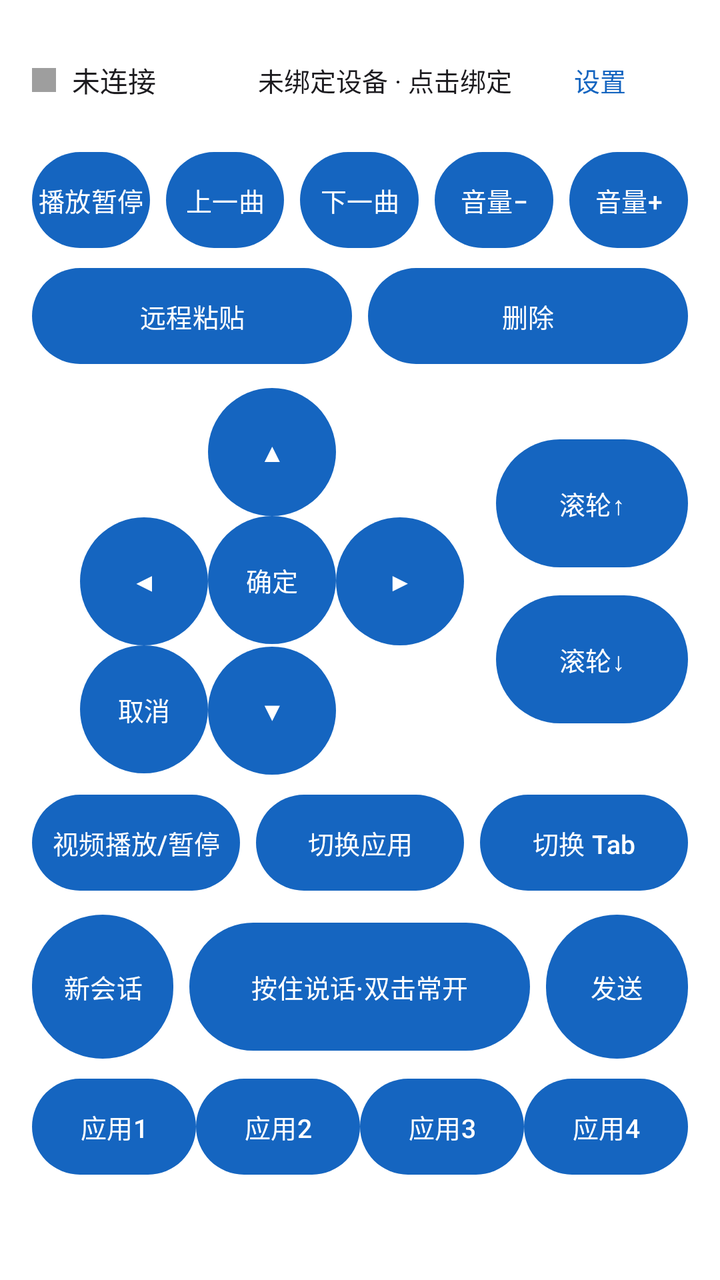
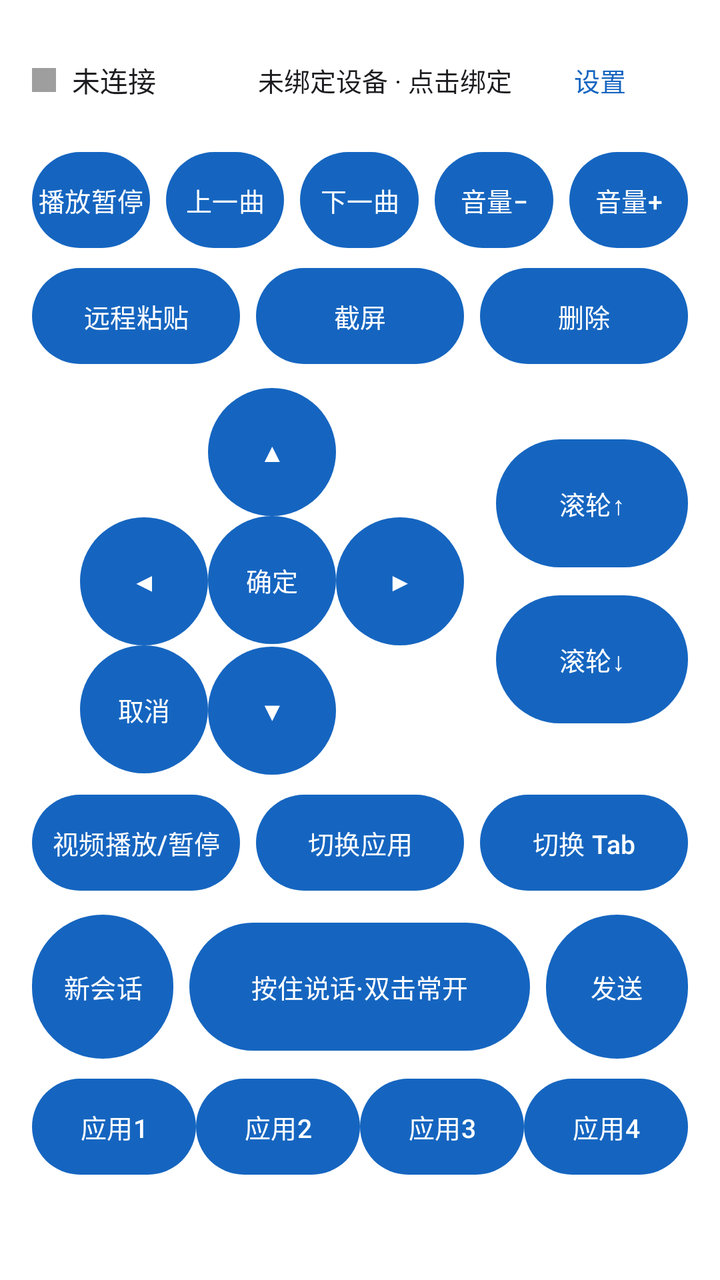

Two renders of the same Android screen: before a commit and after it. Below are the layout's source before the change and the commit's diff.
<!-- AndroidManifest.xml: application theme Theme.RemoteMic -->
<!-- res/layout/activity_main.xml -->
<?xml version="1.0" encoding="utf-8"?>
<ScrollView xmlns:android="http://schemas.android.com/apk/res/android"
    android:layout_width="match_parent"
    android:layout_height="match_parent"
    android:fillViewport="true">

    <LinearLayout
        android:layout_width="match_parent"
        android:layout_height="wrap_content"
        android:orientation="vertical"
        android:padding="16dp">

        
        <LinearLayout
            android:layout_width="match_parent"
            android:layout_height="wrap_content"
            android:orientation="horizontal"
            android:gravity="center_vertical">

            <View
                android:id="@+id/statusDot"
                android:layout_width="12dp"
                android:layout_height="12dp"
                android:background="#9E9E9E" />

            <TextView
                android:id="@+id/statusText"
                android:layout_width="wrap_content"
                android:layout_height="wrap_content"
                android:layout_marginStart="8dp"
                android:text="未连接" />

            <TextView
                android:id="@+id/tvDevice"
                android:layout_width="0dp"
                android:layout_height="wrap_content"
                android:layout_marginStart="12dp"
                android:layout_weight="1"
                android:background="?attr/selectableItemBackground"
                android:gravity="end"
                android:paddingVertical="6dp"
                android:text="未绑定设备 · 点击绑定"
                android:textSize="13sp" />

            <com.google.android.material.button.MaterialButton
                android:id="@+id/btnSettings"
                style="@style/Widget.Material3.Button.TextButton"
                android:layout_width="wrap_content"
                android:layout_height="wrap_content"
                android:text="设置"
                android:textSize="13sp" />
        </LinearLayout>

        
        <LinearLayout
            android:layout_width="match_parent"
            android:layout_height="wrap_content"
            android:layout_marginTop="12dp"
            android:orientation="horizontal">

            <com.google.android.material.button.MaterialButton
                android:id="@+id/btnPlayPause"
                style="@style/Widget.RemoteMic.Key"
                android:layout_width="0dp"
                android:layout_height="48dp"
                android:layout_weight="1"
                android:text="播放暂停" />

            <com.google.android.material.button.MaterialButton
                android:id="@+id/btnPrev"
                style="@style/Widget.RemoteMic.Key"
                android:layout_width="0dp"
                android:layout_height="48dp"
                android:layout_weight="1"
                android:layout_marginStart="8dp"
                android:text="上一曲" />

            <com.google.android.material.button.MaterialButton
                android:id="@+id/btnNext"
                style="@style/Widget.RemoteMic.Key"
                android:layout_width="0dp"
                android:layout_height="48dp"
                android:layout_weight="1"
                android:layout_marginStart="8dp"
                android:text="下一曲" />

            <com.google.android.material.button.MaterialButton
                android:id="@+id/btnVolDown"
                style="@style/Widget.RemoteMic.Key"
                android:layout_width="0dp"
                android:layout_height="48dp"
                android:layout_weight="1"
                android:layout_marginStart="8dp"
                android:text="音量−" />

            <com.google.android.material.button.MaterialButton
                android:id="@+id/btnVolUp"
                style="@style/Widget.RemoteMic.Key"
                android:layout_width="0dp"
                android:layout_height="48dp"
                android:layout_weight="1"
                android:layout_marginStart="8dp"
                android:text="音量+" />
        </LinearLayout>

        
        <LinearLayout
            android:layout_width="match_parent"
            android:layout_height="wrap_content"
            android:layout_marginTop="10dp"
            android:orientation="horizontal">

            <com.google.android.material.button.MaterialButton
                android:id="@+id/btnPaste"
                style="@style/Widget.RemoteMic.Key"
                android:layout_width="0dp"
                android:layout_height="48dp"
                android:layout_weight="1"
                android:text="远程粘贴" />

            <com.google.android.material.button.MaterialButton
                android:id="@+id/btnDelete"
                style="@style/Widget.RemoteMic.Key"
                android:layout_width="0dp"
                android:layout_height="48dp"
                android:layout_weight="1"
                android:layout_marginStart="8dp"
                android:text="删除" />
        </LinearLayout>

        
        <LinearLayout
            android:layout_width="match_parent"
            android:layout_height="wrap_content"
            android:layout_marginTop="12dp"
            android:orientation="horizontal"
            android:gravity="center_vertical">

            <GridLayout
                android:layout_width="wrap_content"
                android:layout_height="wrap_content"
                android:layout_marginStart="24dp"
                android:columnCount="3"
                android:rowCount="3"
                android:horizontalGap="10dp"
                android:verticalGap="10dp">

                <View android:layout_width="64dp" android:layout_height="64dp" />

                <com.google.android.material.button.MaterialButton
                    android:id="@+id/btnUp"
                    style="@style/Widget.RemoteMic.Round"
                    android:layout_width="64dp"
                    android:layout_height="64dp"
                    android:text="▲" />

                <View android:layout_width="64dp" android:layout_height="64dp" />

                <com.google.android.material.button.MaterialButton
                    android:id="@+id/btnLeft"
                    style="@style/Widget.RemoteMic.Round"
                    android:layout_width="64dp"
                    android:layout_height="64dp"
                    android:text="◀" />

                <com.google.android.material.button.MaterialButton
                    android:id="@+id/btnOk"
                    style="@style/Widget.RemoteMic.Round"
                    android:layout_width="64dp"
                    android:layout_height="64dp"
                    android:text="确定" />

                <com.google.android.material.button.MaterialButton
                    android:id="@+id/btnRight"
                    style="@style/Widget.RemoteMic.Round"
                    android:layout_width="64dp"
                    android:layout_height="64dp"
                    android:text="▶" />

                <com.google.android.material.button.MaterialButton
                    android:id="@+id/btnCancel"
                    style="@style/Widget.RemoteMic.Round"
                    android:layout_width="64dp"
                    android:layout_height="64dp"
                    android:text="取消" />

                <com.google.android.material.button.MaterialButton
                    android:id="@+id/btnDown"
                    style="@style/Widget.RemoteMic.Round"
                    android:layout_width="64dp"
                    android:layout_height="64dp"
                    android:text="▼" />

                <View android:layout_width="64dp" android:layout_height="64dp" />
            </GridLayout>

            <LinearLayout
                android:layout_width="0dp"
                android:layout_height="wrap_content"
                android:layout_weight="1"
                android:orientation="vertical"
                android:gravity="end">

                <com.google.android.material.button.MaterialButton
                    android:id="@+id/btnScrollPrev"
                    style="@style/Widget.RemoteMic.Key"
                    android:layout_width="96dp"
                    android:layout_height="64dp"
                    android:text="滚轮↑" />

                <com.google.android.material.button.MaterialButton
                    android:id="@+id/btnScrollNext"
                    style="@style/Widget.RemoteMic.Key"
                    android:layout_width="96dp"
                    android:layout_height="64dp"
                    android:layout_marginTop="14dp"
                    android:text="滚轮↓" />
            </LinearLayout>
        </LinearLayout>

        <LinearLayout
            android:layout_width="match_parent"
            android:layout_height="wrap_content"
            android:layout_marginTop="10dp"
            android:orientation="horizontal">

            <com.google.android.material.button.MaterialButton
                android:id="@+id/btnVideoPlayPause"
                style="@style/Widget.RemoteMic.Key"
                android:layout_width="0dp"
                android:layout_height="48dp"
                android:layout_weight="1"
                android:text="视频播放/暂停" />

            <com.google.android.material.button.MaterialButton
                android:id="@+id/btnSwitcher"
                style="@style/Widget.RemoteMic.Key"
                android:layout_width="0dp"
                android:layout_height="48dp"
                android:layout_weight="1"
                android:layout_marginStart="8dp"
                android:text="切换应用" />

            <com.google.android.material.button.MaterialButton
                android:id="@+id/btnTabSwitch"
                style="@style/Widget.RemoteMic.Key"
                android:layout_width="0dp"
                android:layout_height="48dp"
                android:layout_weight="1"
                android:layout_marginStart="8dp"
                android:text="切换 Tab" />
        </LinearLayout>

        
        <LinearLayout
            android:layout_width="match_parent"
            android:layout_height="wrap_content"
            android:layout_marginTop="12dp"
            android:orientation="horizontal"
            android:gravity="center_vertical">

            <com.google.android.material.button.MaterialButton
                android:id="@+id/btnNewChat"
                style="@style/Widget.RemoteMic.Key"
                android:layout_width="0dp"
                android:layout_height="72dp"
                android:layout_weight="1"
                android:text="新会话" />

            <com.google.android.material.button.MaterialButton
                android:id="@+id/btnVoice"
                android:layout_width="0dp"
                android:layout_height="72dp"
                android:layout_weight="2.4"
                android:layout_marginStart="8dp"
                android:text="按住说话·双击常开"
                android:textSize="13sp" />

            <com.google.android.material.button.MaterialButton
                android:id="@+id/btnSend"
                style="@style/Widget.RemoteMic.Key"
                android:layout_width="0dp"
                android:layout_height="72dp"
                android:layout_weight="1"
                android:layout_marginStart="8dp"
                android:text="发送" />
        </LinearLayout>

        
        <GridLayout
            android:layout_width="match_parent"
            android:layout_height="wrap_content"
            android:layout_marginTop="10dp"
            android:columnCount="4"
            android:horizontalGap="8dp"
            android:verticalGap="8dp">

            <com.google.android.material.button.MaterialButton
                android:id="@+id/appBtn1"
                style="@style/Widget.RemoteMic.Key"
                android:layout_width="0dp"
                android:layout_height="48dp"
                android:layout_columnWeight="1"
                android:text="应用1" />

            <com.google.android.material.button.MaterialButton
                android:id="@+id/appBtn2"
                style="@style/Widget.RemoteMic.Key"
                android:layout_width="0dp"
                android:layout_height="48dp"
                android:layout_columnWeight="1"
                android:text="应用2" />

            <com.google.android.material.button.MaterialButton
                android:id="@+id/appBtn3"
                style="@style/Widget.RemoteMic.Key"
                android:layout_width="0dp"
                android:layout_height="48dp"
                android:layout_columnWeight="1"
                android:text="应用3" />

            <com.google.android.material.button.MaterialButton
                android:id="@+id/appBtn4"
                style="@style/Widget.RemoteMic.Key"
                android:layout_width="0dp"
                android:layout_height="48dp"
                android:layout_columnWeight="1"
                android:text="应用4" />
        </GridLayout>
    </LinearLayout>
</ScrollView>
<!-- resources referenced by this layout -->
<resources>
  <style name="Widget.RemoteMic.Key" parent="Widget.Material3.Button">
          <item name="android:textSize">13sp</item>
          <item name="android:minWidth">0dp</item>
          <item name="android:minHeight">0dp</item>
          <item name="android:paddingLeft">2dp</item>
          <item name="android:paddingRight">2dp</item>
          <item name="android:insetLeft">0dp</item>
          <item name="android:insetRight">0dp</item>
          <item name="android:insetTop">0dp</item>
          <item name="android:insetBottom">0dp</item>
      </style>
  <style name="Widget.RemoteMic.Round" parent="Widget.RemoteMic.Key">
          <item name="cornerRadius">32dp</item>
      </style>
  <style name="Theme.RemoteMic" parent="Theme.Material3.DayNight.NoActionBar">
          <item name="colorPrimary">@color/primary</item>
          <item name="colorPrimaryDark">@color/primary_dark</item>
          <item name="android:colorBackground">@color/surface</item>
          <item name="android:textColor">@color/on_surface</item>
      </style>
  <color name="primary">#1565C0</color>
  <color name="primary_dark">#0D47A1</color>
  <color name="surface">#FFFFFF</color>
  <color name="on_surface">#1C1B1F</color>
</resources>

<!-- the commit's change to res/layout/activity_main.xml (unified diff, before → after) -->
@@ -119,6 +119,15 @@
                 android:text="远程粘贴" />
 
             <com.google.android.material.button.MaterialButton
+                android:id="@+id/btnScreenshot"
+                style="@style/Widget.RemoteMic.Key"
+                android:layout_width="0dp"
+                android:layout_height="48dp"
+                android:layout_weight="1"
+                android:layout_marginStart="8dp"
+                android:text="截屏" />
+
+            <com.google.android.material.button.MaterialButton
                 android:id="@+id/btnDelete"
                 style="@style/Widget.RemoteMic.Key"
                 android:layout_width="0dp"
